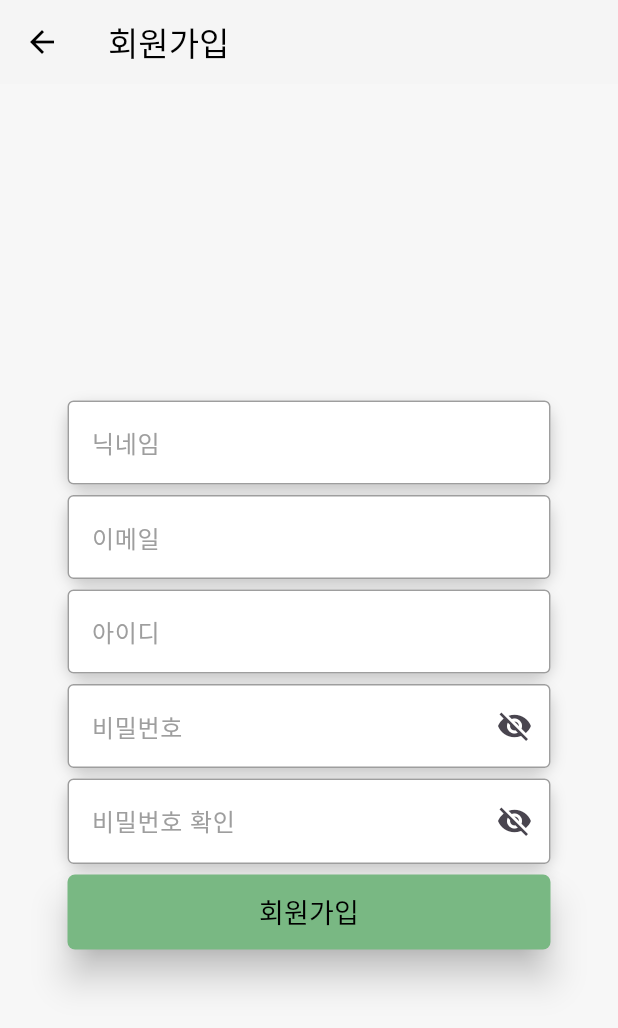
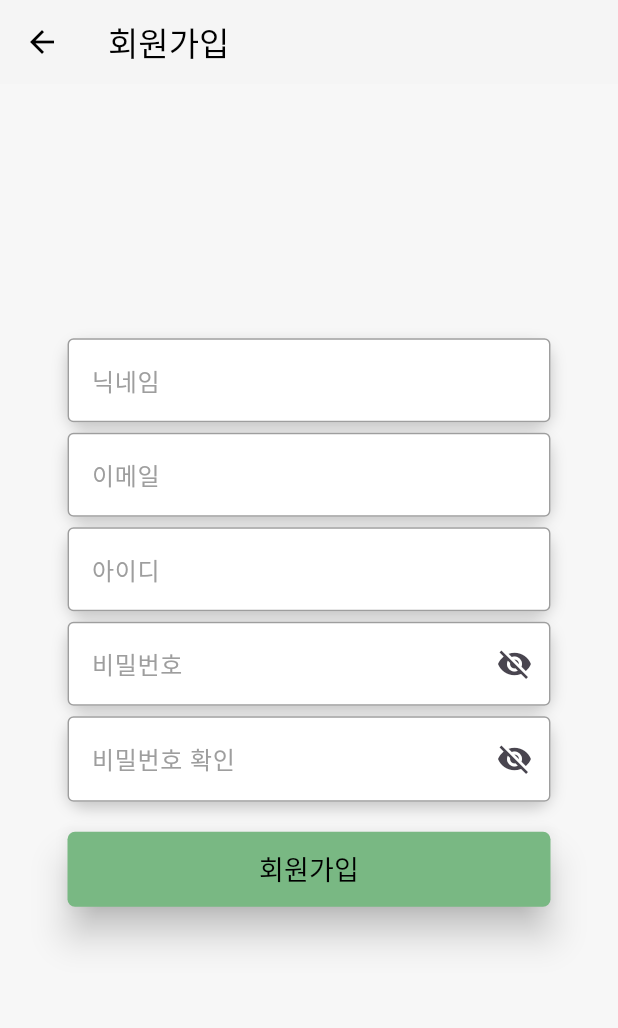
Before and after one commit to mean12345/cap2, a Flutter app: the Join screen opened directly, after a tap on "회원가입", on a phone screen of 412 x 824 dp. Shown: the top 1028 px of the screen. Run offline on Flutter 3.47's test engine with Material 3 defaults, Android fonts, the phone set to English and light mode, and no system bars; our stand-ins replace flutter_dotenv, geocoding, geolocator, image_picker, permission_handler, sensors_plus and 2 more; missing offline and left inert: flutter_naver_map, kpostal; network calls fail.

Commit message:
Update join.dart

```diff
--- a/lib/login/join.dart
+++ b/lib/login/join.dart
@@ -1,7 +1,6 @@
 import 'package:flutter/material.dart';
 import 'package:dangq/colors.dart';
 import 'package:dangq/login/widget_login.dart';
-import 'package:dangq/login/login.dart';
 import 'package:http/http.dart' as http;
 import 'dart:convert';
 import 'package:flutter_dotenv/flutter_dotenv.dart';
@@ -18,18 +17,15 @@ class _JoinState extends BaseLoginState<Join> {
   final TextEditingController emailController = TextEditingController();
   final TextEditingController idController = TextEditingController();
   final TextEditingController passwordController = TextEditingController();
-  final TextEditingController confirmPasswordController =
-      TextEditingController();
+  final TextEditingController confirmPasswordController = TextEditingController();
 
   bool _isPasswordObscure = true;
   bool _isConfirmPasswordObscure = true;
 
   @override
   Widget build(BuildContext context) {
-    final bool isKeyboardVisible = MediaQuery.of(context).viewInsets.bottom > 0;
-
     return Scaffold(
-      resizeToAvoidBottomInset: true,
+      resizeToAvoidBottomInset: false, // 레이아웃 변경 방지
       backgroundColor: AppColors.background,
       appBar: AppBar(
         backgroundColor: Colors.grey[100],
@@ -43,13 +39,15 @@ class _JoinState extends BaseLoginState<Join> {
       ),
       body: Stack(
         children: [
-          Transform.translate(
-            offset: Offset(0, isKeyboardVisible ? 100 : 10),
-            child: Center(
-              child: Padding(
-                padding: EdgeInsets.symmetric(horizontal: 45.0),
+          Center(
+            child: SingleChildScrollView(
+              padding: EdgeInsets.only(
+                left: 45,
+                right: 45,
+                bottom: MediaQuery.of(context).viewInsets.bottom + 30,
+              ),
               child: Column(
-                  mainAxisSize: MainAxisSize.min,
+                mainAxisAlignment: MainAxisAlignment.center,
                 children: [
                   buildNicknameTextField(),
                   SizedBox(height: 7),
@@ -60,10 +58,10 @@ class _JoinState extends BaseLoginState<Join> {
                   buildPasswordTextField(),
                   SizedBox(height: 7),
                   buildPasswordAgainTextField(),
-                    SizedBox(height: 7),
+                  SizedBox(height: 20),
                   buildjoinButton(),
+                  SizedBox(height: 20),
                 ],
-                ),
               ),
             ),
           ),
@@ -72,45 +70,10 @@ class _JoinState extends BaseLoginState<Join> {
     );
   }
 
-  // 닉네임 입력
-  Widget buildNicknameTextField() {
-    return Container(
-      decoration: buildShadowBox(),
-      child: TextField(
-        controller: usernameController,
-        decoration: InputDecoration(
-          hintText: '닉네임',
-          hintStyle: TextStyle(color: Colors.grey),
-          filled: true,
-          fillColor: Colors.white,
-          border: OutlineInputBorder(),
-          focusedBorder: buildInputBorder(AppColors.olivegreen, 2.0),
-          enabledBorder: buildInputBorder(Colors.grey, 1.0),
-        ),
-      ),
-    );
-  }
+  Widget buildNicknameTextField() => buildTextField(usernameController, '닉네임');
+  Widget buildEmailTextField() => buildTextField(emailController, '이메일');
+  Widget buildIdTextField() => buildTextField(idController, '아이디');
 
-  // 아이디 입력
-  Widget buildIdTextField() {
-    return Container(
-      decoration: buildShadowBox(),
-      child: TextField(
-        controller: idController,
-        decoration: InputDecoration(
-          hintText: '아이디',
-          hintStyle: TextStyle(color: Colors.grey),
-          filled: true,
-          fillColor: Colors.white,
-          border: OutlineInputBorder(),
-          focusedBorder: buildInputBorder(AppColors.olivegreen, 2.0),
-          enabledBorder: buildInputBorder(Colors.grey, 1.0),
-        ),
-      ),
-    );
-  }
-
-  // 비밀번호 입력
   Widget buildPasswordTextField() {
     return Container(
       decoration: buildShadowBox(),
@@ -126,17 +89,14 @@ class _JoinState extends BaseLoginState<Join> {
           focusedBorder: buildInputBorder(AppColors.olivegreen, 2.0),
           enabledBorder: buildInputBorder(Colors.grey, 1.0),
           suffixIcon: IconButton(
-            icon: Icon(
-                _isPasswordObscure ? Icons.visibility_off : Icons.visibility),
-            onPressed: () =>
-                setState(() => _isPasswordObscure = !_isPasswordObscure),
+            icon: Icon(_isPasswordObscure ? Icons.visibility_off : Icons.visibility),
+            onPressed: () => setState(() => _isPasswordObscure = !_isPasswordObscure),
           ),
         ),
       ),
     );
   }
 
-  // 비밀번호 확인 입력
   Widget buildPasswordAgainTextField() {
     return Container(
       decoration: buildShadowBox(),
@@ -152,25 +112,21 @@ class _JoinState extends BaseLoginState<Join> {
           focusedBorder: buildInputBorder(AppColors.olivegreen, 2.0),
           enabledBorder: buildInputBorder(Colors.grey, 1.0),
           suffixIcon: IconButton(
-            icon: Icon(_isConfirmPasswordObscure
-                ? Icons.visibility_off
-                : Icons.visibility),
-            onPressed: () => setState(
-                () => _isConfirmPasswordObscure = !_isConfirmPasswordObscure),
+            icon: Icon(_isConfirmPasswordObscure ? Icons.visibility_off : Icons.visibility),
+            onPressed: () => setState(() => _isConfirmPasswordObscure = !_isConfirmPasswordObscure),
           ),
         ),
       ),
     );
   }
 
-  // 이메일 입력
-  Widget buildEmailTextField() {
+  Widget buildTextField(TextEditingController controller, String hintText) {
     return Container(
       decoration: buildShadowBox(),
       child: TextField(
-        controller: emailController,
+        controller: controller,
         decoration: InputDecoration(
-          hintText: '이메일',
+          hintText: hintText,
           hintStyle: TextStyle(color: Colors.grey),
           filled: true,
           fillColor: Colors.white,
@@ -185,14 +141,11 @@ class _JoinState extends BaseLoginState<Join> {
   Widget buildjoinButton() {
     return ElevatedButton(
       onPressed: () async {
-        // 회원가입 요청
         final baseUrl = dotenv.get('BASE_URL');
         final response = await http.post(
           Uri.parse('$baseUrl/users'),
-          headers: <String, String>{
-            'Content-Type': 'application/json; charset=UTF-8',
-          },
-          body: jsonEncode(<String, String>{
+          headers: {'Content-Type': 'application/json; charset=UTF-8'},
+          body: jsonEncode({
             'nickname': usernameController.text,
             'email': emailController.text,
             'username': idController.text,
@@ -201,12 +154,9 @@ class _JoinState extends BaseLoginState<Join> {
         );
 
         if (response.statusCode == 201) {
-          // 성공적으로 회원가입 후 로그인 화면으로 이동
           Navigator.pop(context);
         } else {
-          // 오류 처리
-          final errorMessage =
-              jsonDecode(response.body)['message'] ?? '회원가입 실패';
+          final errorMessage = jsonDecode(response.body)['message'] ?? '회원가입 실패';
           ScaffoldMessenger.of(context).showSnackBar(
             SnackBar(content: Text('회원가입 실패: $errorMessage')),
           );
```
Lines whose indentation alone changed are shown as unchanged.
